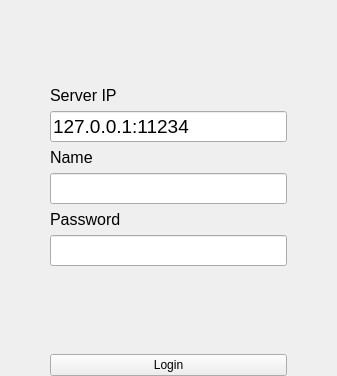
First picture: the form in src/power_project/client/login.ui, repository Neme/powerproject, before the edit.
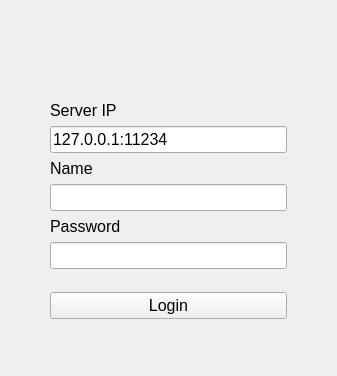
Second picture: the form after the edit. Custom widgets are drawn as their Qt base class.

Commit message:
Database, Login, Design
-Added database support
-Added a simple login system
-Changed the design of buttons and line edit's

```diff
--- a/src/power_project/client/login.ui
+++ b/src/power_project/client/login.ui
@@ -46,22 +46,90 @@
       </property>
      </spacer>
     </item>
+    <item row="2" column="1">
+     <widget class="QLabel" name="lblError">
+      <property name="font">
+       <font>
+        <family>Arial</family>
+        <pointsize>11</pointsize>
+       </font>
+      </property>
+      <property name="text">
+       <string>&lt;font color=&quot;#FF0000&quot;&gt;&lt;/font&gt;</string>
+      </property>
+      <property name="alignment">
+       <set>Qt::AlignCenter</set>
+      </property>
+     </widget>
+    </item>
+    <item row="3" column="1">
+     <widget class="QLabel" name="lblIp">
+      <property name="font">
+       <font>
+        <family>Arial</family>
+        <pointsize>12</pointsize>
+       </font>
+      </property>
+      <property name="text">
+       <string>Server IP</string>
+      </property>
+     </widget>
+    </item>
     <item row="4" column="1">
-     <widget class="QLineEdit" name="editName">
+     <widget class="QLineEdit" name="lineEdit">
       <property name="font">
        <font>
         <family>Arial</family>
-        <pointsize>14</pointsize>
+        <pointsize>12</pointsize>
        </font>
+      </property>
+      <property name="text">
+       <string>127.0.0.1:11234</string>
+      </property>
+     </widget>
+    </item>
+    <item row="5" column="1">
+     <widget class="QLabel" name="lblName">
+      <property name="font">
+       <font>
+        <family>Arial</family>
+        <pointsize>12</pointsize>
+       </font>
+      </property>
+      <property name="text">
+       <string>Name</string>
       </property>
      </widget>
     </item>
     <item row="6" column="1">
+     <widget class="QLineEdit" name="editName">
+      <property name="font">
+       <font>
+        <family>Arial</family>
+        <pointsize>12</pointsize>
+       </font>
+      </property>
+     </widget>
+    </item>
+    <item row="7" column="1">
+     <widget class="QLabel" name="lblPassword">
+      <property name="font">
+       <font>
+        <family>Arial</family>
+        <pointsize>12</pointsize>
+       </font>
+      </property>
+      <property name="text">
+       <string>Password</string>
+      </property>
+     </widget>
+    </item>
+    <item row="8" column="1">
      <widget class="QLineEdit" name="editPassword">
       <property name="font">
        <font>
         <family>Arial</family>
-        <pointsize>14</pointsize>
+        <pointsize>12</pointsize>
        </font>
       </property>
       <property name="echoMode">
@@ -69,7 +137,7 @@
       </property>
      </widget>
     </item>
-    <item row="7" column="1">
+    <item row="9" column="1">
      <spacer name="verticalSpacer_2">
       <property name="orientation">
        <enum>Qt::Vertical</enum>
@@ -82,64 +150,31 @@
       </property>
      </spacer>
     </item>
-    <item row="10" column="1">
+    <item row="12" column="1">
      <widget class="QPushButton" name="btnLogin">
+      <property name="font">
+       <font>
+        <family>Arial</family>
+        <pointsize>12</pointsize>
+       </font>
+      </property>
       <property name="text">
        <string>Login</string>
       </property>
      </widget>
     </item>
-    <item row="3" column="1">
-     <widget class="QLabel" name="lblName">
-      <property name="font">
-       <font>
-        <family>Arial</family>
-        <pointsize>12</pointsize>
-       </font>
+    <item row="13" column="1">
+     <spacer name="verticalSpacer_3">
+      <property name="orientation">
+       <enum>Qt::Vertical</enum>
       </property>
-      <property name="text">
-       <string>Name</string>
+      <property name="sizeHint" stdset="0">
+       <size>
+        <width>20</width>
+        <height>60</height>
+       </size>
       </property>
-     </widget>
-    </item>
-    <item row="5" column="1">
-     <widget class="QLabel" name="lblPassword">
-      <property name="font">
-       <font>
-        <family>Arial</family>
-        <pointsize>12</pointsize>
-       </font>
-      </property>
-      <property name="text">
-       <string>Password</string>
-      </property>
-     </widget>
-    </item>
-    <item row="2" column="1">
-     <widget class="QLineEdit" name="lineEdit">
-      <property name="font">
-       <font>
-        <family>Arial</family>
-        <pointsize>14</pointsize>
-       </font>
-      </property>
-      <property name="text">
-       <string>127.0.0.1:11234</string>
-      </property>
-     </widget>
-    </item>
-    <item row="1" column="1">
-     <widget class="QLabel" name="lblIp">
-      <property name="font">
-       <font>
-        <family>Arial</family>
-        <pointsize>12</pointsize>
-       </font>
-      </property>
-      <property name="text">
-       <string>Server IP</string>
-      </property>
-     </widget>
+     </spacer>
     </item>
    </layout>
   </widget>
```
The commit also changes 38 other files.
